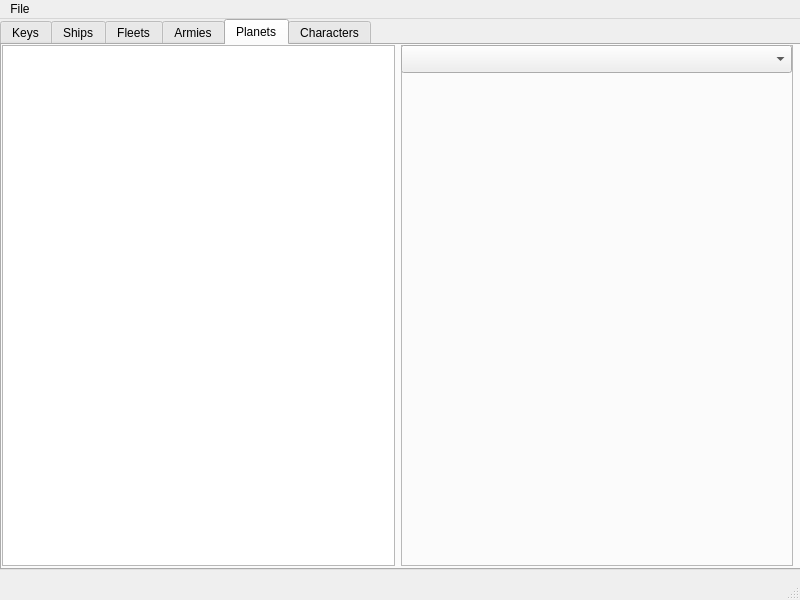
First picture: the form in mainwindow.ui, repository jasonjk192/nameListMaker, before the edit.
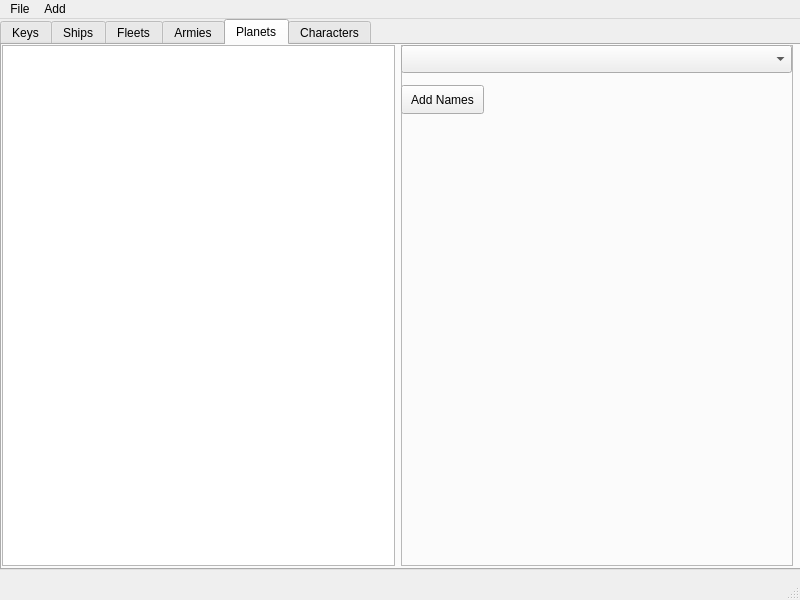
Second picture: the form after the edit. The open tabs and pages were chosen to show the change.

Diff of the .ui file:
```diff
--- a/mainwindow.ui
+++ b/mainwindow.ui
@@ -278,6 +278,19 @@
            </sizepolicy>
           </property>
          </widget>
+         <widget class="QPushButton" name="pushButton">
+          <property name="geometry">
+           <rect>
+            <x>0</x>
+            <y>40</y>
+            <width>83</width>
+            <height>29</height>
+           </rect>
+          </property>
+          <property name="text">
+           <string>Add Names</string>
+          </property>
+         </widget>
         </widget>
        </item>
       </layout>
@@ -366,8 +379,24 @@
     </property>
     <addaction name="actionOpen_Name_List"/>
     <addaction name="actionOpen_Localization"/>
+    <addaction name="separator"/>
+    <addaction name="actionCreate_New_Name_List"/>
+    <addaction name="separator"/>
+    <addaction name="actionSave"/>
+    <addaction name="actionSave_As"/>
+    <addaction name="separator"/>
+    <addaction name="actionExit"/>
+    <addaction name="actionExit_2"/>
+   </widget>
+   <widget class="QMenu" name="menuAdd">
+    <property name="title">
+     <string>Add</string>
+    </property>
+    <addaction name="actionName"/>
+    <addaction name="actionCategories"/>
    </widget>
    <addaction name="menuFile"/>
+   <addaction name="menuAdd"/>
   </widget>
   <widget class="QStatusBar" name="statusbar"/>
   <action name="actionOpen_Name_List">
```
Left out of the diff: 41 changed lines with no effect on the pictures.
